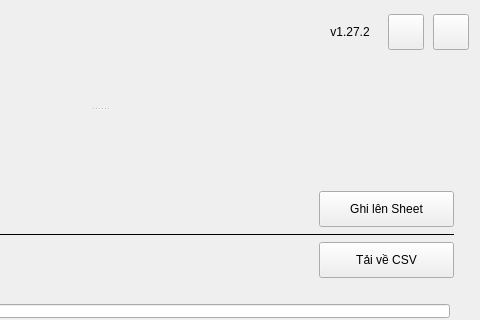
Above: src/import_localize/ui/forms/main_window.ui from longnguy3n/Import-Localize before the change; both pictures show x 280 to 760 and y 0 to 320 of the 760 by 920 pixel window. Below: the same form after it.
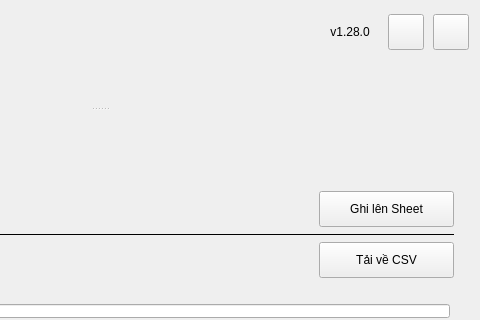
That is the form after the change.

The edit to the form file:
```diff
--- a/src/import_localize/ui/forms/main_window.ui
+++ b/src/import_localize/ui/forms/main_window.ui
@@ -175,7 +175,7 @@
          </size>
         </property>
         <property name="text">
-         <string>v1.27.2</string>
+         <string>v1.28.0</string>
         </property>
         <property name="alignment">
          <set>Qt::AlignmentFlag::AlignCenter</set>
```
